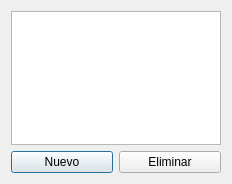
Old version of the form windows/NewPeriodDialog.ui in the repository santichialvo/holidaysAdministrator.
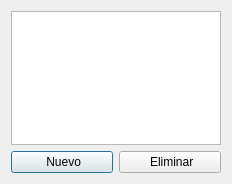
New version of the form. Icons and pictures are not drawn.

Commit message: Agregando nuevos recursos

Diff of the .ui file:
```diff
--- a/windows/NewPeriodDialog.ui
+++ b/windows/NewPeriodDialog.ui
@@ -23,7 +23,7 @@
      <item>
       <widget class="QPushButton" name="new_pushButton">
        <property name="text">
-        <string>Nuevo</string>
+        <string> Nuevo</string>
        </property>
        <property name="icon">
         <iconset resource="../images/Resource_ha.qrc">
@@ -34,7 +34,7 @@
      <item>
       <widget class="QPushButton" name="delete_pushButton">
        <property name="text">
-        <string>Eliminar</string>
+        <string> Eliminar</string>
        </property>
        <property name="icon">
         <iconset resource="../images/Resource_ha.qrc">
```
Left out of the diff: 4 changed lines with no effect on the pictures. The commit also changes 377 other files.
